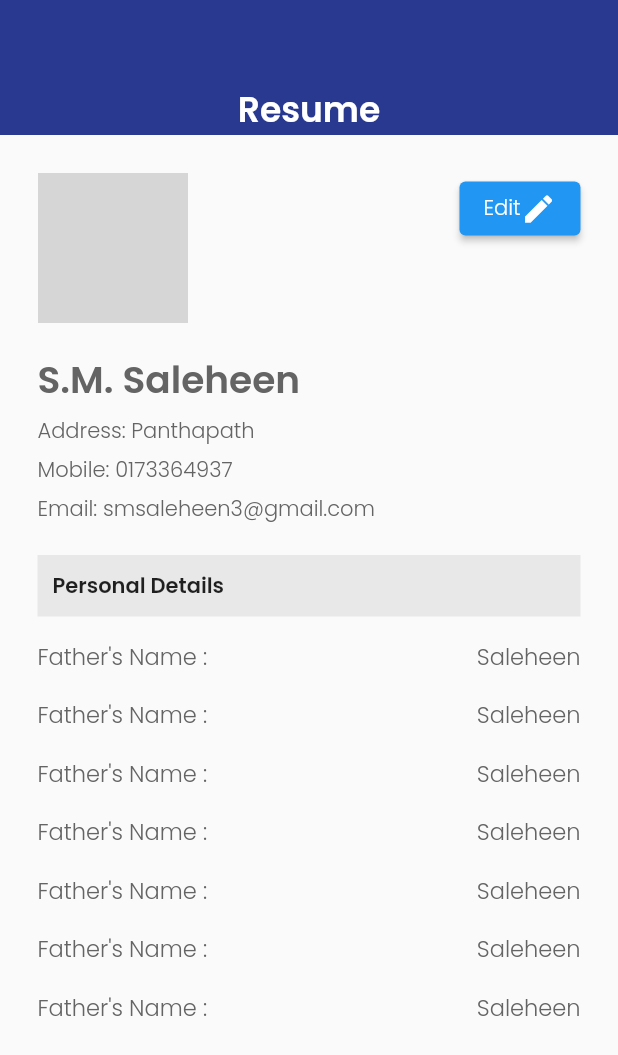
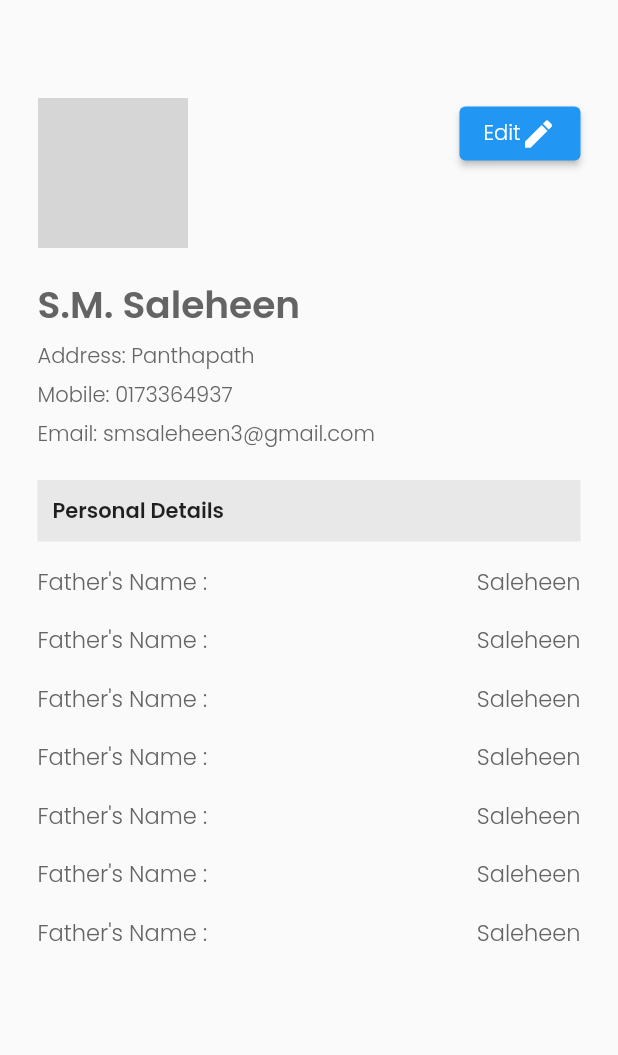
Before and after one commit to saleheen1/Bikroy-flutter, a Flutter app: the ResumeView screen opened directly, on a phone screen of 412 x 824 dp. Shown: the top 1055 px of the screen. Run offline on Flutter 3.47's test engine with Material 2 defaults, Android fonts, the light colour scheme and no system bars; our stand-ins replace eva_icons_flutter, flutter_html, image_picker, page_transition; network calls fail; grey boxes are pictures that could not be loaded.

Commit message:
before starting foodpanda

```diff
--- a/lib/app/widgets/homePageSlider.dart
+++ b/lib/app/widgets/homePageSlider.dart
@@ -20,7 +20,7 @@ class _SliderState extends State<HomePageSlider> {
       child: Stack(
         children: [
           Container(
-              height: 240,
+              height: 200,
               width: double.infinity,
               // height: 200,
               child: PageView(
--- a/lib/meta/screens/Home/homeHelper.dart
+++ b/lib/meta/screens/Home/homeHelper.dart
@@ -39,7 +39,7 @@ class HomeHelper {
                     child: Container(
                       alignment: Alignment.center,
                       decoration: BoxDecoration(
-                          border: Border.all(color: Colors.grey),
+                          border: Border.all(color: Color(0xffdedede)),
                           borderRadius: BorderRadius.circular(50)),
                       child: Padding(
                         padding: const EdgeInsets.symmetric(
--- a/lib/meta/screens/Profile/resumeView.dart
+++ b/lib/meta/screens/Profile/resumeView.dart
@@ -10,9 +10,11 @@ class ResumeView extends StatelessWidget {
   Widget build(BuildContext context) {
     return Scaffold(
       body: SingleChildScrollView(
+        child: Container(
+          margin: EdgeInsets.only(top: 40),
           child: Column(
             children: [
-            Helper().heroArea("Resume", false, Colors.white, context),
+              // Helper().heroArea("Resume", false, Colors.white, context),
               Padding(
                 padding: const EdgeInsets.all(25.0),
                 child: Column(
@@ -80,7 +82,8 @@ class ResumeView extends StatelessWidget {
 
                     Container(
                       margin: EdgeInsets.symmetric(vertical: 15),
-                    padding: EdgeInsets.symmetric(horizontal: 10, vertical: 10),
+                      padding:
+                          EdgeInsets.symmetric(horizontal: 10, vertical: 10),
                       width: double.infinity,
                       color: Color(0xffe8e8e8),
                       child: Text(
@@ -96,6 +99,7 @@ class ResumeView extends StatelessWidget {
             ],
           ),
         ),
+      ),
     );
   }
 }
```
Also changed, not shown: lib/meta/screens/Posts/addPost.dart (+11 -4 lines). Lines whose indentation alone changed are shown as unchanged.
